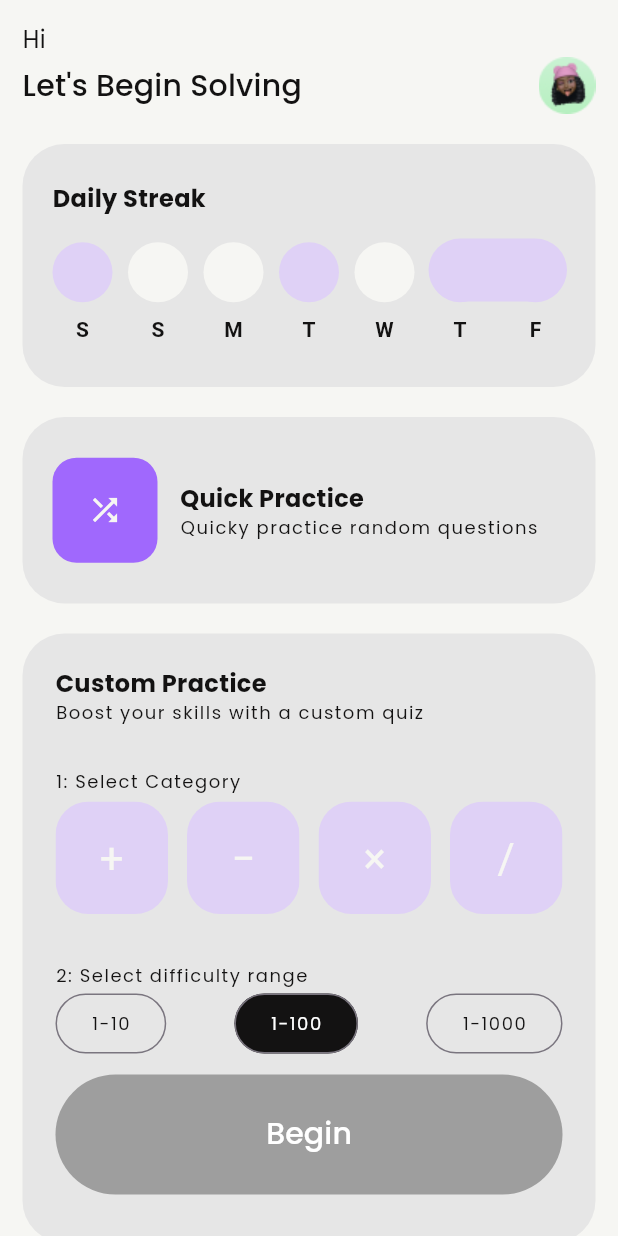
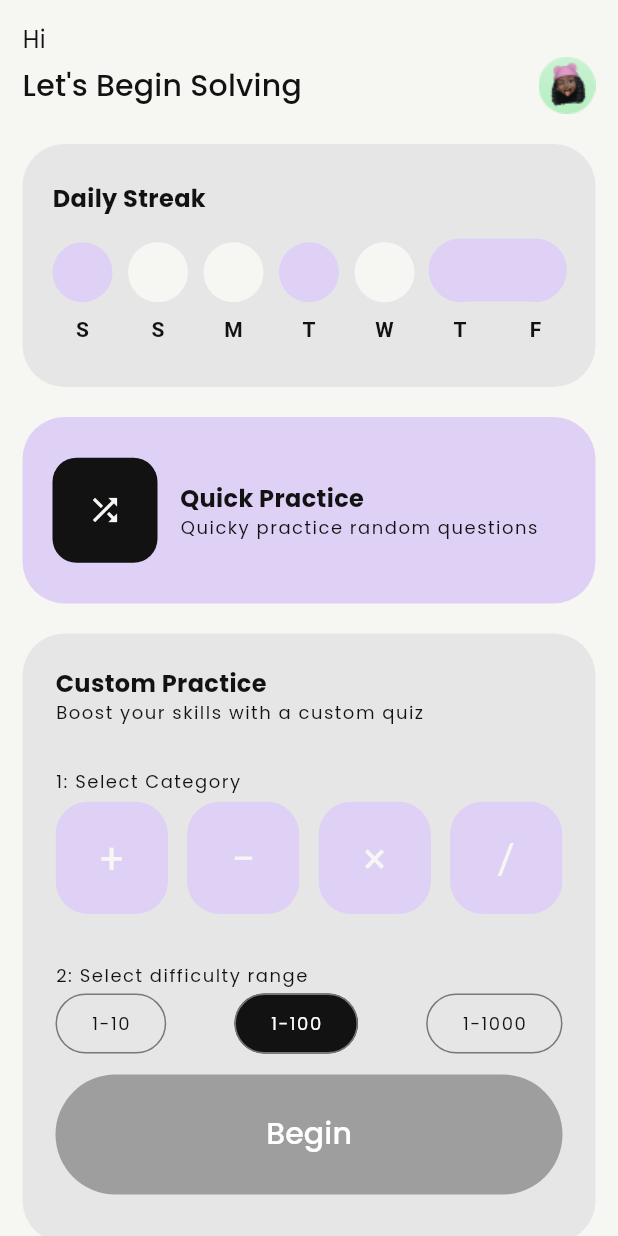
Before and after one commit to prime-infinity/numeracy_app, a Flutter app: the screen it shows after launch, on a phone screen of 412 x 824 dp. Run offline on Flutter 3.47's test engine with Material 3 defaults, Android fonts, the phone set to English and light mode, and no system bars; our stand-ins replace flutter_riverpod, go_router, google_fonts, riverpod_annotation; generated files the repository leaves out were written again.

Commit message:
minor UI updates before app push

```diff
--- a/lib/screens/home/home.dart
+++ b/lib/screens/home/home.dart
@@ -59,7 +59,7 @@ class _HomeState extends ConsumerState<Home> {
                   child: Container(
                     height: 124.37,
                     decoration: BoxDecoration(
-                      color: AppColors.cardGrey,
+                      color: AppColors.primaryAccent,
                       borderRadius:
                           BorderRadius.circular(AppDimensions.cardRadius),
                     ),
@@ -71,7 +71,7 @@ class _HomeState extends ConsumerState<Home> {
                             width: 70,
                             height: 70,
                             decoration: BoxDecoration(
-                                color: AppColors.primaryColor,
+                                color: AppColors.black,
                                 borderRadius: BorderRadius.circular(16)),
                             child: Icon(
                               Icons.shuffle,
```
Also changed, not shown: 4 other files.
